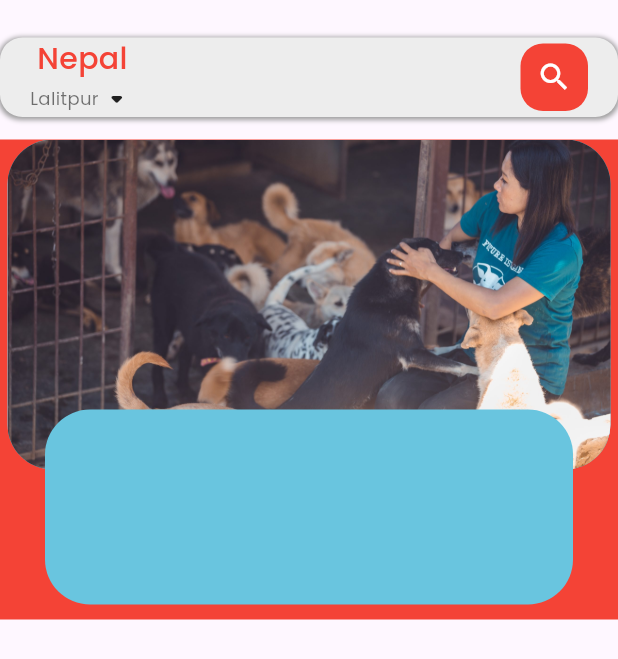
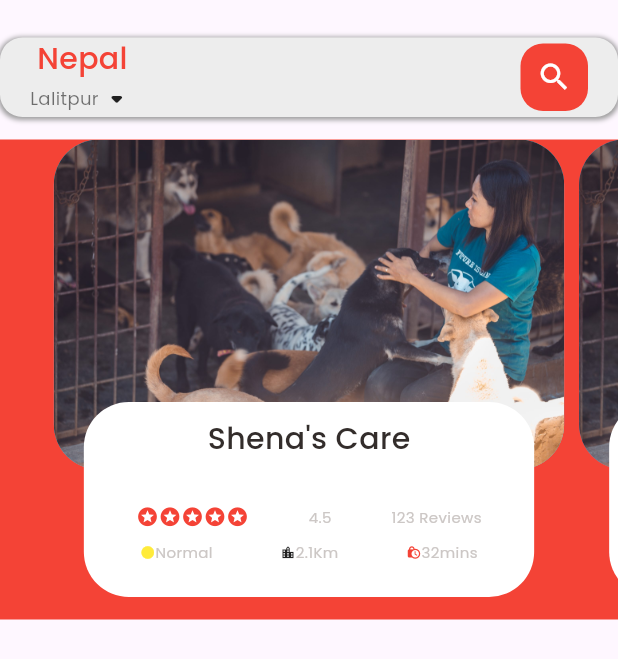
Before and after one commit to Rayal-Khatri/Flutter, a Flutter app: the screen it shows after launch, on a phone screen of 412 x 824 dp. Shown: the top 659 px of the screen. Run offline on Flutter 3.47's test engine with Material 2 defaults, Android fonts, the phone set to English and light mode, and no system bars.

Commit message:
Added details

```diff
--- a/my_app/analysis_options.yaml
+++ b/my_app/analysis_options.yaml
@@ -7,7 +7,7 @@
 
 # The following line activates a set of recommended lints for Flutter apps,
 # packages, and plugins designed to encourage good coding practices.
-include: package:flutter_lints/flutter.yaml
+#include: package:flutter_lints/flutter.yaml
 
 linter:
   # The lint rules applied to this project can be customized in the
--- a/my_app/lib/Home/Pets_to_adopt.dart
+++ b/my_app/lib/Home/Pets_to_adopt.dart
@@ -1,4 +1,7 @@
 import 'package:flutter/material.dart';
+import 'package:my_app/Utils/Colors.dart';
+import 'package:my_app/Widgets/Big_texts.dart';
+import 'package:my_app/Widgets/Small_texts.dart';
 
 class PetAdoptChoices extends StatefulWidget {
   const PetAdoptChoices({Key? key}) : super(key: key);
@@ -8,12 +11,14 @@ class PetAdoptChoices extends StatefulWidget {
 }
 
 class _PetAdoptChoicesState extends State<PetAdoptChoices> {
+  PageController pageController = PageController(viewportFraction: 0.85);
   @override
   Widget build(BuildContext context) {
     return Container(
       color: Colors.red,
       height: 320,
       child: PageView.builder(
+          controller: pageController,
           itemCount: 5,
           itemBuilder: (context, position) {
             return _buildPageItem(position);
@@ -38,10 +43,68 @@ class _PetAdoptChoicesState extends State<PetAdoptChoices> {
         alignment: Alignment.bottomCenter,
         child: Container(
           height: 130,
-          margin: EdgeInsets.only(left: 30, right: 30, bottom: 10),
+          margin: EdgeInsets.only(left: 25, right: 25, bottom: 15),
           decoration: BoxDecoration(
             borderRadius: BorderRadius.circular(30),
-            color: index.isEven ? Color(0xFF69c5df) : Color(0xFF9294cc),
+            color: Colors.white,
+          ),
+          child: Container(
+            padding: EdgeInsets.only(top: 10, left: 15, right: 15),
+            child: Column(children: [
+              BigText(text: "Shena's Care"),
+              SizedBox(height: 30),
+              Row(
+                mainAxisAlignment: MainAxisAlignment.spaceAround,
+                children: [
+                  Wrap(
+                    children: List.generate(
+                        5,
+                        (index) => Icon(
+                              Icons.stars,
+                              color: AppColors.mainColor,
+                              size: 15,
+                            )),
+                  ),
+                  SmallText(text: "4.5"),
+                  SmallText(text: "123 Reviews"),
+                ],
+              ),
+              SizedBox(height: 10),
+              Row(
+                mainAxisAlignment: MainAxisAlignment.spaceAround,
+                children: [
+                  Row(
+                    children: [
+                      Icon(
+                        Icons.circle,
+                        color: Colors.yellow,
+                        size: 10,
+                      ),
+                      SmallText(text: "Normal")
+                    ],
+                  ),
+                  Row(
+                    children: [
+                      Icon(
+                        Icons.location_city,
+                        size: 10,
+                      ),
+                      SmallText(text: "2.1Km")
+                    ],
+                  ),
+                  Row(
+                    children: [
+                      Icon(
+                        Icons.lock_clock,
+                        color: AppColors.mainColor,
+                        size: 10,
+                      ),
+                      SmallText(text: "32mins")
+                    ],
+                  ),
+                ],
+              )
+            ]),
           ),
         ),
       )
```
